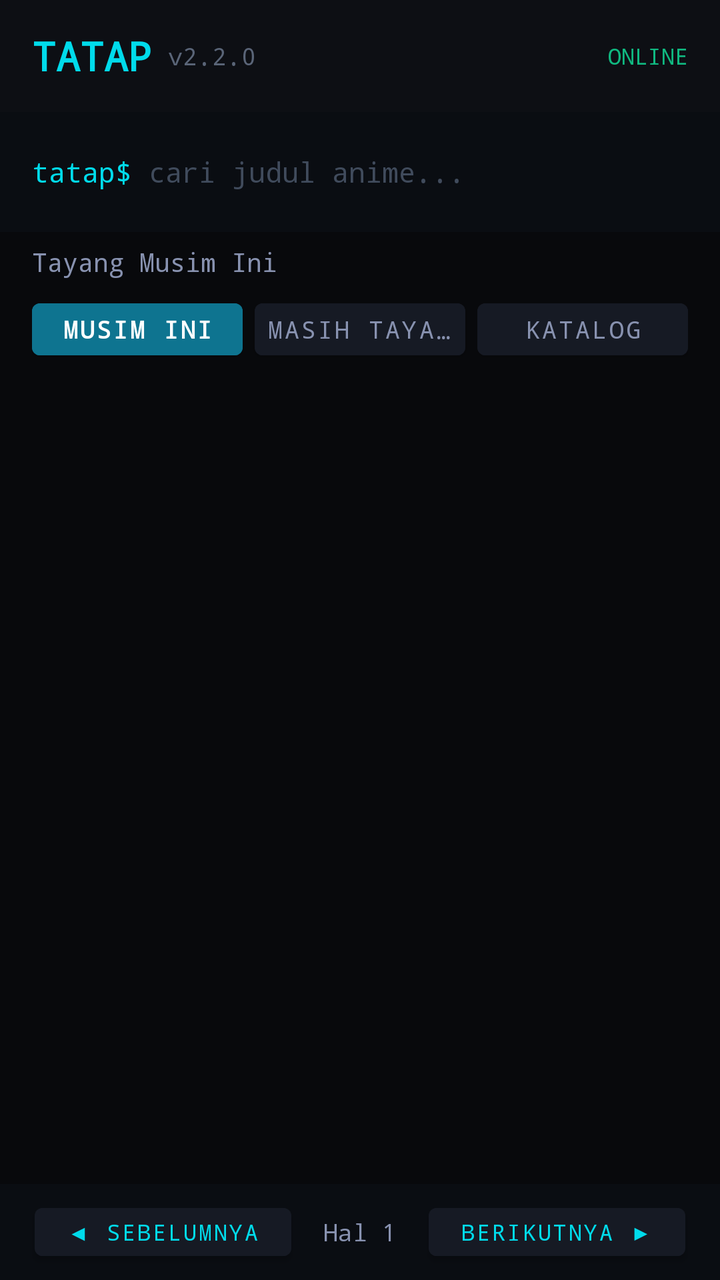
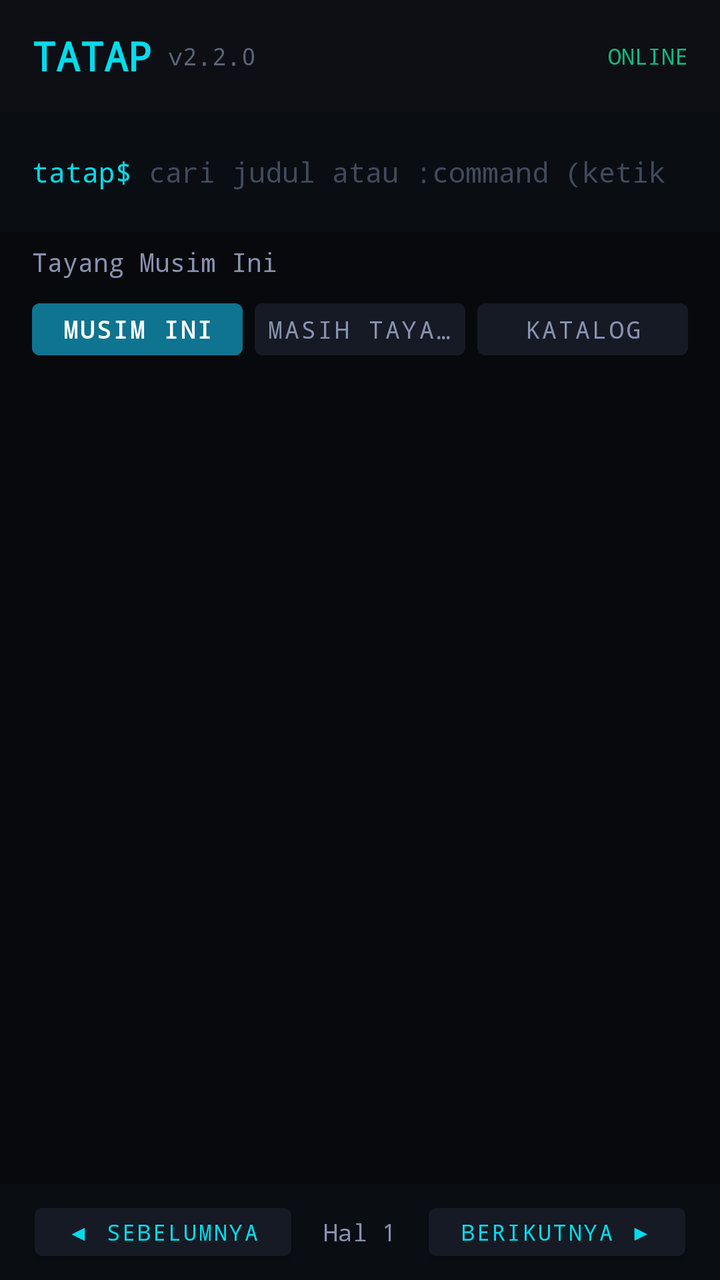

Before-and-after screenshots of an Android layout around one commit, followed by the original layout XML and the change that was made.
<!-- AndroidManifest.xml: application theme Theme.Tatap -->
<!-- res/layout/activity_main.xml -->
<?xml version="1.0" encoding="utf-8"?>
<LinearLayout xmlns:android="http://schemas.android.com/apk/res/android"
    xmlns:app="http://schemas.android.com/apk/res-auto"
    android:layout_width="match_parent"
    android:layout_height="match_parent"
    android:orientation="vertical"
    android:background="#08090C">

    
    <LinearLayout
        android:layout_width="match_parent"
        android:layout_height="56dp"
        android:gravity="center_vertical"
        android:paddingHorizontal="16dp"
        android:background="#0D0F14">

        <TextView
            android:layout_width="wrap_content"
            android:layout_height="wrap_content"
            android:text="TATAP"
            android:textColor="#00DBEB"
            android:textSize="20sp"
            android:textStyle="bold"
            android:fontFamily="monospace" />

        <TextView
            android:layout_width="wrap_content"
            android:layout_height="wrap_content"
            android:layout_marginStart="8dp"
            android:text="v2.2.0"
            android:textColor="#5A6578"
            android:textSize="12sp"
            android:fontFamily="monospace" />

        <View
            android:layout_width="0dp"
            android:layout_height="1dp"
            android:layout_weight="1" />

        <TextView
            android:id="@+id/tv_status_badge"
            android:layout_width="wrap_content"
            android:layout_height="wrap_content"
            android:text="ONLINE"
            android:textColor="#10B981"
            android:textSize="11sp"
            android:fontFamily="monospace" />
    </LinearLayout>

    
    <LinearLayout
        android:layout_width="match_parent"
        android:layout_height="wrap_content"
        android:paddingHorizontal="16dp"
        android:paddingVertical="10dp"
        android:gravity="center_vertical"
        android:background="#0A0D12">

        <TextView
            android:layout_width="wrap_content"
            android:layout_height="wrap_content"
            android:text="tatap$ "
            android:textColor="#00DBEB"
            android:textSize="14sp"
            android:fontFamily="monospace" />

        <EditText
            android:id="@+id/et_search"
            android:layout_width="0dp"
            android:layout_height="40dp"
            android:layout_weight="1"
            android:background="@null"
            android:hint="cari judul anime..."
            android:textColorHint="#404B5C"
            android:textColor="#E1E7EF"
            android:textSize="14sp"
            android:fontFamily="monospace"
            android:imeOptions="actionSearch"
            android:inputType="text"
            android:singleLine="true" />

        <ProgressBar
            android:id="@+id/pb_loading"
            android:layout_width="24dp"
            android:layout_height="24dp"
            android:visibility="gone"
            android:indeterminateTint="#00DBEB" />
    </LinearLayout>

    
    <LinearLayout
        android:layout_width="match_parent"
        android:layout_height="wrap_content"
        android:paddingHorizontal="16dp"
        android:paddingVertical="6dp"
        android:gravity="center_vertical">

        <TextView
            android:id="@+id/tv_section_title"
            android:layout_width="0dp"
            android:layout_height="wrap_content"
            android:layout_weight="1"
            android:text="Tayang Musim Ini"
            android:textColor="#8892B0"
            android:textSize="13sp"
            android:fontFamily="monospace" />

        <TextView
            android:id="@+id/tv_item_count"
            android:layout_width="wrap_content"
            android:layout_height="wrap_content"
            android:text=""
            android:textColor="#5A6578"
            android:textSize="12sp"
            android:fontFamily="monospace" />
    </LinearLayout>

    
    <LinearLayout
        android:layout_width="match_parent"
        android:layout_height="wrap_content"
        android:orientation="horizontal"
        android:weightSum="3"
        android:paddingHorizontal="16dp"
        android:paddingBottom="8dp">

        <Button
            android:id="@+id/btn_tab_musim"
            android:layout_width="0dp"
            android:layout_height="38dp"
            android:layout_weight="1"
            android:layout_marginEnd="4dp"
            android:paddingHorizontal="4dp"
            android:text="Musim Ini"
            android:textColor="#FFFFFF"
            android:backgroundTint="#0E7490"
            android:textSize="12sp"
            android:textStyle="bold"
            android:fontFamily="monospace"
            android:singleLine="true"
            android:ellipsize="end" />

        <Button
            android:id="@+id/btn_tab_airing"
            android:layout_width="0dp"
            android:layout_height="38dp"
            android:layout_weight="1"
            android:layout_marginHorizontal="2dp"
            android:paddingHorizontal="4dp"
            android:text="Masih Tayang"
            android:textColor="#8892B0"
            android:backgroundTint="#161A24"
            android:textSize="12sp"
            android:fontFamily="monospace"
            android:singleLine="true"
            android:ellipsize="end" />

        <Button
            android:id="@+id/btn_tab_katalog"
            android:layout_width="0dp"
            android:layout_height="38dp"
            android:layout_weight="1"
            android:layout_marginStart="4dp"
            android:paddingHorizontal="4dp"
            android:text="Katalog"
            android:textColor="#8892B0"
            android:backgroundTint="#161A24"
            android:textSize="12sp"
            android:fontFamily="monospace"
            android:singleLine="true"
            android:ellipsize="end" />
    </LinearLayout>

    
    <androidx.recyclerview.widget.RecyclerView
        android:id="@+id/rv_anime_grid"
        android:layout_width="match_parent"
        android:layout_height="0dp"
        android:layout_weight="1"
        android:padding="8dp"
        android:clipToPadding="false"
        android:scrollbars="vertical" />

    
    <LinearLayout
        android:id="@+id/layout_pagination"
        android:layout_width="match_parent"
        android:layout_height="48dp"
        android:gravity="center"
        android:background="#0A0D12"
        android:paddingHorizontal="16dp">

        <Button
            android:id="@+id/btn_prev_page"
            android:layout_width="wrap_content"
            android:layout_height="36dp"
            android:text="◀ SEBELUMNYA"
            android:textColor="#00DBEB"
            android:backgroundTint="#161A24"
            android:textSize="11sp"
            android:fontFamily="monospace" />

        <TextView
            android:id="@+id/tv_page_indicator"
            android:layout_width="wrap_content"
            android:layout_height="wrap_content"
            android:layout_marginHorizontal="16dp"
            android:text="Hal 1"
            android:textColor="#8892B0"
            android:textSize="12sp"
            android:fontFamily="monospace" />

        <Button
            android:id="@+id/btn_next_page"
            android:layout_width="wrap_content"
            android:layout_height="36dp"
            android:text="BERIKUTNYA ▶"
            android:textColor="#00DBEB"
            android:backgroundTint="#161A24"
            android:textSize="11sp"
            android:fontFamily="monospace" />
    </LinearLayout>
</LinearLayout>
<!-- resources referenced by this layout -->
<resources>
  <style name="Theme.Tatap" parent="Theme.MaterialComponents.NoActionBar">
          <item name="colorPrimary">#0e7490</item>
          <item name="colorPrimaryVariant">#08090c</item>
          <item name="colorOnPrimary">#ffffff</item>
          <item name="colorSecondary">#00dbeb</item>
          <item name="android:statusBarColor">#08090c</item>
          <item name="android:navigationBarColor">#08090c</item>
          <item name="android:windowBackground">#08090c</item>
      </style>
</resources>

<!-- the commit's change to res/layout/activity_main.xml (unified diff, before → after) -->
@@ -70,7 +70,7 @@
             android:layout_height="40dp"
             android:layout_weight="1"
             android:background="@null"
-            android:hint="cari judul anime..."
+            android:hint="cari judul atau :command (ketik :help)..."
             android:textColorHint="#404B5C"
             android:textColor="#E1E7EF"
             android:textSize="14sp"
